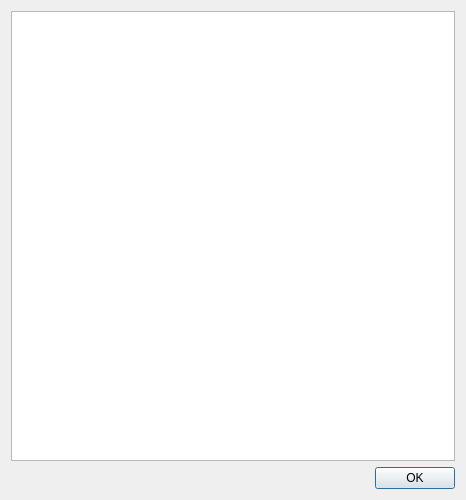
Qt form src/celestia/qt/organizebookmarks.ui (anordal/celestia) before a commit.
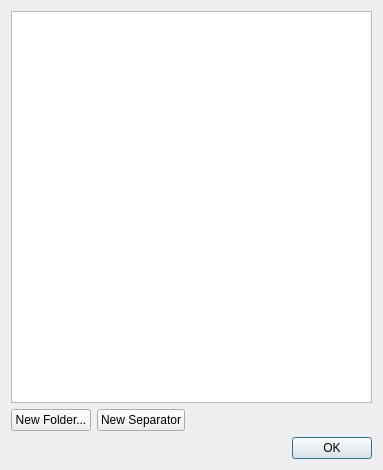
The same form after that commit.

Commit message: Updated bookmarks support in Qt4 front end: - Show, save, and load bookmark descriptions - Added buttons to add new folders and separators - Prohibited drag/drop of top level-items

The edit to the form file:
```diff
--- a/src/celestia/qt/organizebookmarks.ui
+++ b/src/celestia/qt/organizebookmarks.ui
@@ -5,28 +5,55 @@
    <rect>
     <x>0</x>
     <y>0</y>
-    <width>466</width>
-    <height>500</height>
+    <width>383</width>
+    <height>470</height>
    </rect>
   </property>
   <property name="windowTitle" >
    <string>Organize Bookmarks</string>
   </property>
-  <layout class="QVBoxLayout" name="verticalLayout_2" >
+  <layout class="QVBoxLayout" >
    <item>
-    <layout class="QVBoxLayout" name="verticalLayout" >
+    <widget class="QTreeView" name="treeView" />
+   </item>
+   <item>
+    <layout class="QHBoxLayout" >
      <item>
-      <widget class="QTreeView" name="treeView" />
+      <widget class="QPushButton" name="newFolderButton" >
+       <property name="text" >
+        <string>New Folder...</string>
+       </property>
+      </widget>
      </item>
      <item>
-      <widget class="QDialogButtonBox" name="buttonBox" >
-       <property name="standardButtons" >
-        <set>QDialogButtonBox::Ok</set>
+      <widget class="QPushButton" name="newSeparatorButton" >
+       <property name="text" >
+        <string>New Separator</string>
        </property>
       </widget>
      </item>
+     <item>
+      <spacer>
+       <property name="orientation" >
+        <enum>Qt::Horizontal</enum>
+       </property>
+       <property name="sizeHint" >
+        <size>
+         <width>40</width>
+         <height>20</height>
+        </size>
+       </property>
+      </spacer>
+     </item>
     </layout>
    </item>
+   <item>
+    <widget class="QDialogButtonBox" name="buttonBox" >
+     <property name="standardButtons" >
+      <set>QDialogButtonBox::Ok</set>
+     </property>
+    </widget>
+   </item>
   </layout>
  </widget>
  <resources/>
```
The commit also changes 4 other files.
